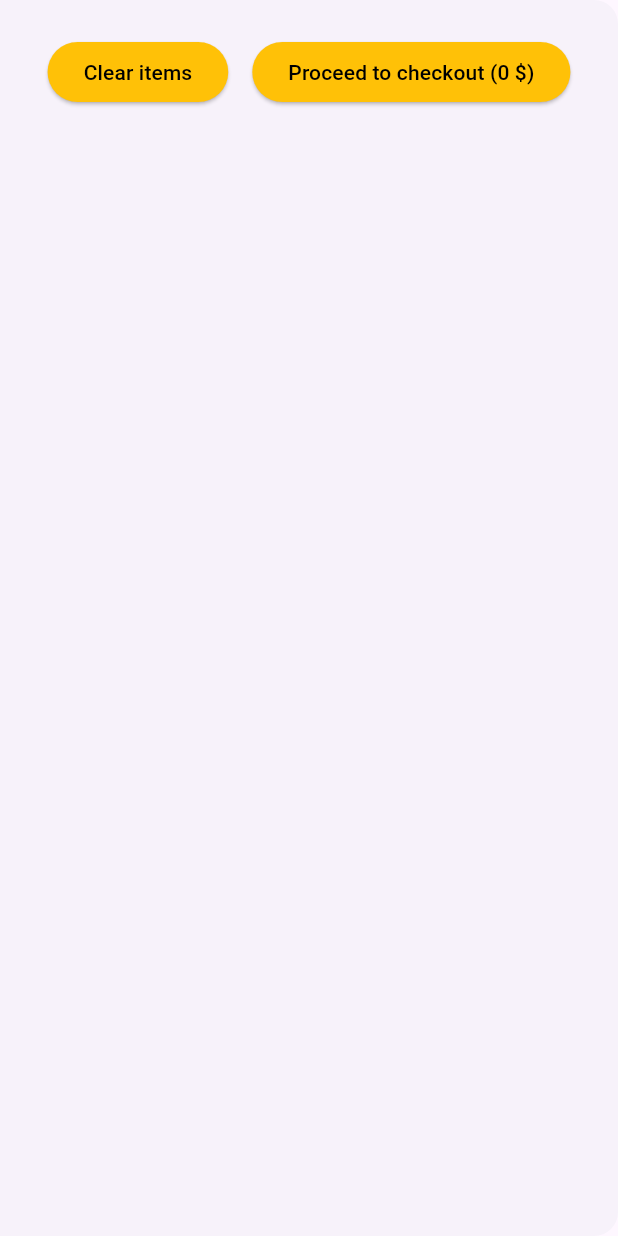
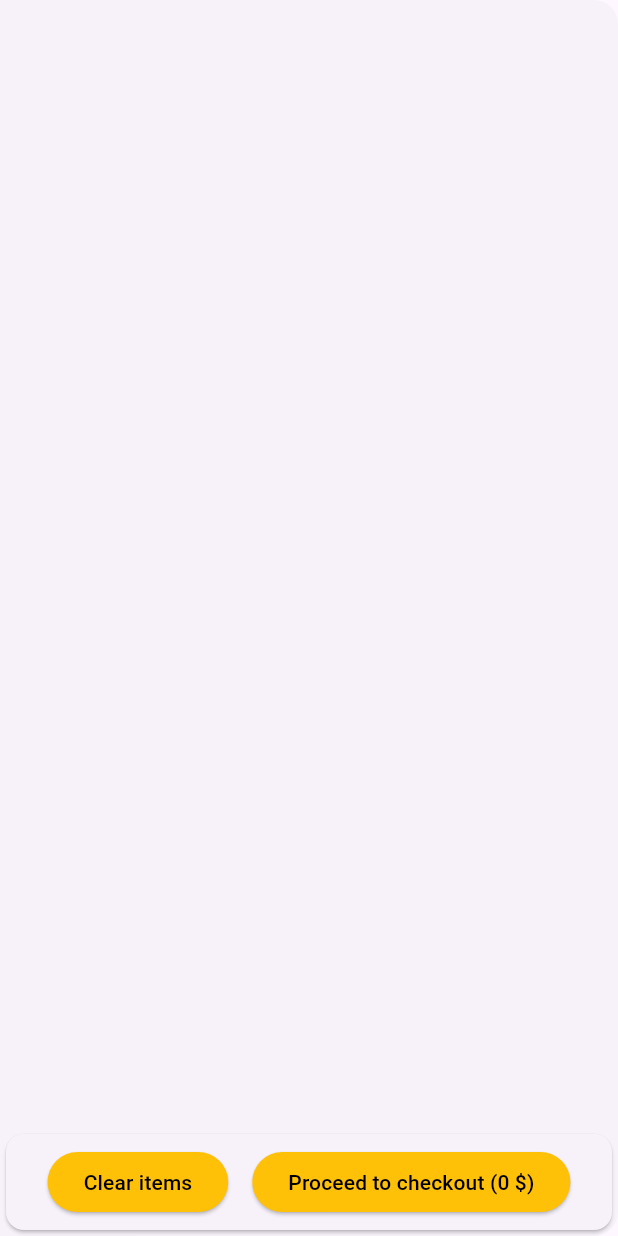
Before and after one commit to akivazo/makramir, a Flutter app: the ShoppingCartView widget shown alone on an empty page, opened directly, after a tap on "Clear items", on a phone screen of 412 x 824 dp. Run offline on Flutter 3.47's test engine with Material 3 defaults, Android fonts, the phone set to English and light mode, and no system bars.

Commit message:
phone layout

```diff
--- a/lib/ShoppingCart.dart
+++ /dev/null
@@ -1,153 +0,0 @@
-import 'package:badges/badges.dart' as badges;
-import 'package:flutter/material.dart';
-import 'package:provider/provider.dart';
-import 'Item.dart';
-
-
-class ItemCartView extends StatelessWidget {
-  final Item item;
-
-  const ItemCartView({super.key, required this.item});
-
-  @override
-  Widget build(BuildContext context) {
-    return Card(
-      elevation: 20,
-      child: Column(
-        children: [
-          Row(
-            children: [
-              item.image,
-              Text(item.cost.toString())
-            ],
-          ),
-        ],
-      ),
-    );
-  }
-}
-
-class ShoppingCartView extends StatelessWidget {
-
-  @override
-  Widget build(BuildContext context) {
-    var cart = context.watch<ShoppingCart>();
-
-    return Drawer(
-            width: 450,
-            child: Column(
-              children: [
-                SingleChildScrollView (
-                  scrollDirection: Axis.vertical,
-                  child: Column(
-                    children: cart.getItemsInCart().map((item) {
-                      return Card(
-                        child: Row(
-                            mainAxisAlignment: MainAxisAlignment.center,
-                            children: [
-                              Stack(
-                                children: [
-                                  item.image,
-                                  Align(
-                                    alignment: Alignment.topLeft,
-                                    child: ElevatedButton(onPressed: () => cart.removeItem(item), child: Icon(Icons.close)))
-                                ],
-                              ),
-                              Padding(
-                                padding: const EdgeInsets.all(20),
-                                child: Text("${item.cost.toString()} \$")
-                              ),
-                            ]
-                        ),
-                      );
-                    }).toList()
-                  )
-                ),
-                Container(
-                  padding: EdgeInsets.all(16.0),
-                  child: Row(
-                    mainAxisAlignment: MainAxisAlignment.center,
-                    children: [
-                      Padding(
-                        padding: const EdgeInsets.all(8.0),
-                        child: ElevatedButton(
-                          onPressed: () {
-                            cart.clearItems();
-                          },
-                          style: ElevatedButton.styleFrom(backgroundColor: Colors.amber),
-                          child: Text('Clear items', style: TextStyle(color: Colors.black)),
-                        ),
-                      ),
-                      Padding(
-                        padding: const EdgeInsets.all(8.0),
-                        child: ElevatedButton(
-                          onPressed: () {
-                            // Button action
-                          },
-                          style: ElevatedButton.styleFrom(backgroundColor: Colors.amber),
-                          child: Text('Proceed to checkout (${cart.getTotalAmount()} \$)', style: TextStyle(color: Colors.black),),
-                        ),
-                      ),
-                    ],
-                  ),
-                ),
-              ],
-            ),
-    );
-  }
-}
-
-class ShoppingCart extends ChangeNotifier {
-
-  final Set<Item> _items = {};
-
-  /// The global key of the main scaffold. used to open the scaffold drawer
-  Widget getCartIcon(GlobalKey<ScaffoldState> scaffoldKey) {
-
-    return ElevatedButton(
-        onPressed: () => showShoppingCart(scaffoldKey),
-        child: badges.Badge(
-          badgeContent: Text(getNumberOfItemsInCart().toString(), style: TextStyle(fontSize: 17, color: Colors.white)),
-          child: Icon(Icons.shopping_bag, size: 35,),
-        )
-    );
-  }
-
-  void showShoppingCart(GlobalKey<ScaffoldState> scaffoldKey){
-    scaffoldKey.currentState!.openDrawer();
-  }
-
-  void removeItem(Item item) {
-    _items.remove(item);
-    notifyListeners();
-
-  }
-
-  int getTotalAmount() {
-    return _items.fold(0, (sum, item) => sum + item.cost);
-  }
-  void addItem(Item item){
-    _items.add(item);
-    notifyListeners();
-  }
-  Set<Item> getItemsInCart(){
-    return _items;
-  }
-
-  int getNumberOfItemsInCart(){
-    return getItemsInCart().length;
-  }
-
-  Widget getShoppingCartView(BuildContext context) {
-    return ShoppingCartView();
-  }
-
-  void clearItems(){
-    _items.clear();
-    notifyListeners();
-  }
-
-  bool isInCart(Item item){
-    return _items.contains(item);
-  }
-}
--- a/lib/ItemsStorage.dart
+++ b/lib/items_storage.dart
@@ -1,4 +1,4 @@
-import 'Item.dart';
+import 'item.dart';
 import 'package:flutter/material.dart';
 import 'dart:math';
 
--- a/lib/main.dart
+++ b/lib/main.dart
@@ -1,8 +1,8 @@
 import 'package:flutter/material.dart';
 import 'package:provider/provider.dart';
-import 'ShoppingCart.dart';
-import 'package:shopping/ItemsStorage.dart';
-import 'package:shopping/Shop.dart';
+import 'shopping_cart.dart';
+import 'package:shopping/items_storage.dart';
+import 'package:shopping/shop.dart';
 
 final GlobalKey<ScaffoldState> scaffoldKey = GlobalKey();
 
--- a/lib/Shop.dart
+++ b/lib/shop.dart
@@ -1,7 +1,7 @@
-import 'package:shopping/ShoppingCart.dart';
+import 'package:shopping/shopping_cart.dart';
 import 'package:provider/provider.dart';
 
-import 'Item.dart';
+import 'item.dart';
 import 'package:flutter/material.dart';
 
 class ItemShopView extends StatelessWidget {
--- /dev/null
+++ b/lib/shopping_cart.dart
@@ -0,0 +1,162 @@
+import 'package:badges/badges.dart' as badges;
+import 'package:flutter/material.dart';
+import 'package:provider/provider.dart';
+import 'item.dart';
+
+class ItemCartView extends StatelessWidget {
+  final Item item;
+
+  const ItemCartView({super.key, required this.item});
+
+  @override
+  Widget build(BuildContext context) {
+    var cart = context.watch<ShoppingCart>();
+    return Card(
+      child: Row(mainAxisAlignment: MainAxisAlignment.center, children: [
+        Stack(
+          children: [
+            item.image,
+            Align(
+                alignment: Alignment.topLeft,
+                child: ElevatedButton(
+                    onPressed: () => cart.removeItem(item),
+                    child: Icon(Icons.close)))
+          ],
+        ),
+        Padding(
+            padding: const EdgeInsets.all(20),
+            child: Text("${item.cost.toString()} \$")),
+      ]),
+    );
+  }
+}
+
+class ItemsInCartView extends StatelessWidget {
+  @override
+  Widget build(BuildContext context) {
+    var cart = context.watch<ShoppingCart>();
+    return SingleChildScrollView(
+      scrollDirection: Axis.vertical,
+      child: Column(
+          children: cart.getItemsInCart().map((item) {
+        return ItemCartView(item: item);
+      }).toList()),
+    );
+  }
+}
+
+class CheckoutButton extends StatelessWidget {
+  @override
+  Widget build(BuildContext context) {
+    var cart = context.watch<ShoppingCart>();
+
+    return ElevatedButton(
+      onPressed: () {
+        cart.clearItems();
+      },
+      style: ElevatedButton.styleFrom(backgroundColor: Colors.amber),
+      child: Text('Clear items', style: TextStyle(color: Colors.black)),
+    );
+  }
+}
+
+class ClearItemsButton extends StatelessWidget {
+  @override
+  Widget build(BuildContext context) {
+    var cart = context.watch<ShoppingCart>();
+    return ElevatedButton(
+      onPressed: () {
+        // Button action
+      },
+      style: ElevatedButton.styleFrom(backgroundColor: Colors.amber),
+      child: Text(
+        'Proceed to checkout (${cart.getTotalAmount()} \$)',
+        style: TextStyle(color: Colors.black),
+      ),
+    );
+  }
+}
+
+class ShoppingCartView extends StatelessWidget {
+  @override
+  Widget build(BuildContext context) {
+    return Drawer(
+      width: 500,
+      child: Column(
+        children: [
+          Expanded(child: ItemsInCartView()),
+          Card(
+            child: Row(
+              mainAxisAlignment: MainAxisAlignment.center,
+              children: [
+                Padding(
+                    padding: const EdgeInsets.all(8.0),
+                    child: CheckoutButton()),
+                Padding(
+                    padding: const EdgeInsets.all(8.0),
+                    child: ClearItemsButton()),
+              ],
+            ),
+          ),
+        ],
+      ),
+    );
+  }
+}
+
+class ShoppingCart extends ChangeNotifier {
+  final Set<Item> _items = {};
+
+  /// The global key of the main scaffold. used to open the scaffold drawer
+  Widget getCartIcon(GlobalKey<ScaffoldState> scaffoldKey) {
+    return ElevatedButton(
+        onPressed: () => showShoppingCart(scaffoldKey),
+        child: badges.Badge(
+          badgeContent: Text(getNumberOfItemsInCart().toString(),
+              style: TextStyle(fontSize: 17, color: Colors.white)),
+          child: Icon(
+            Icons.shopping_bag,
+            size: 35,
+          ),
+        ));
+  }
+
+  void showShoppingCart(GlobalKey<ScaffoldState> scaffoldKey) {
+    scaffoldKey.currentState!.openDrawer();
+  }
+
+  void removeItem(Item item) {
+    _items.remove(item);
+    notifyListeners();
+  }
+
+  int getTotalAmount() {
+    return _items.fold(0, (sum, item) => sum + item.cost);
+  }
+
+  void addItem(Item item) {
+    _items.add(item);
+    notifyListeners();
+  }
+
+  Set<Item> getItemsInCart() {
+    return _items;
+  }
+
+  int getNumberOfItemsInCart() {
+    return getItemsInCart().length;
+  }
+
+  Widget getShoppingCartView(BuildContext context) {
+    return ShoppingCartView();
+  }
+
+  void clearItems() {
+    _items.clear();
+    notifyListeners();
+  }
+
+  bool isInCart(Item item) {
+    return _items.contains(item);
+  }
+}
```
Also changed, not shown: lib/item.dart (renamed from lib/Item.dart).
